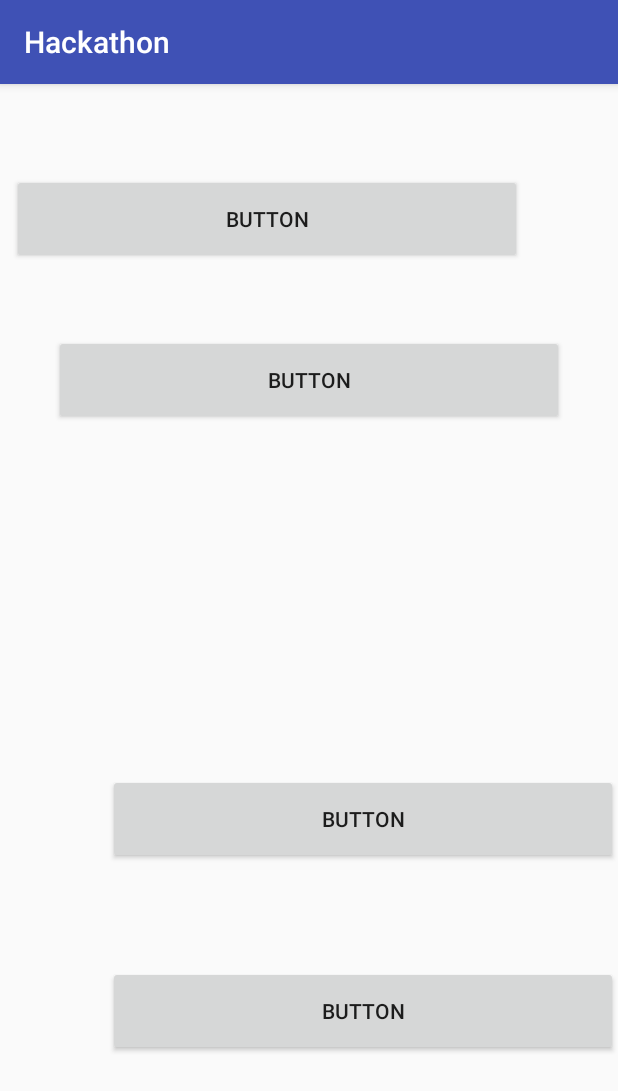
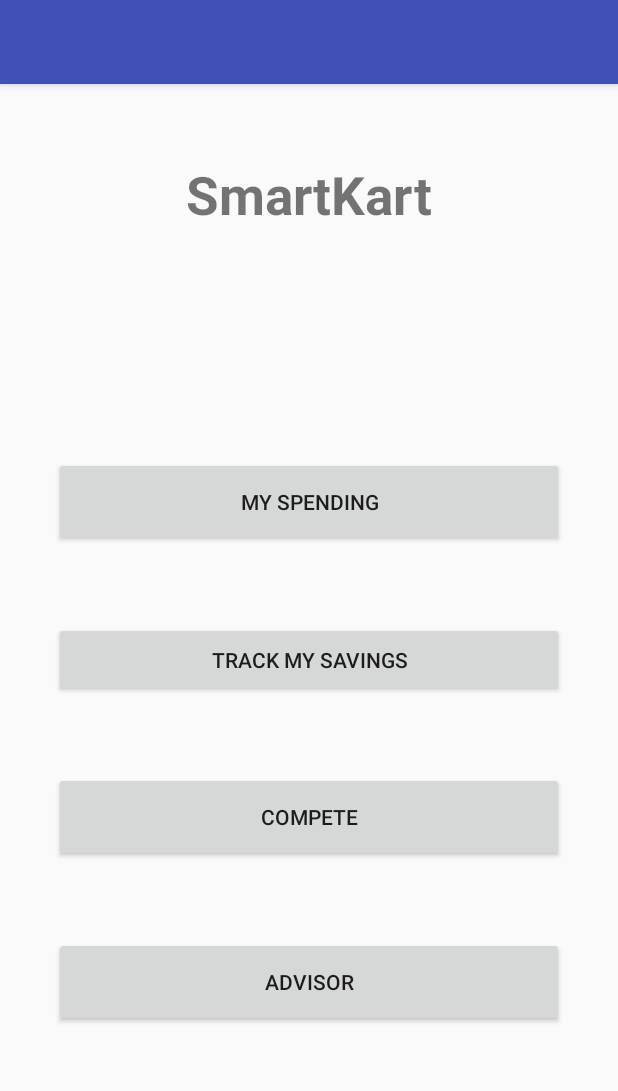
Before and after one commit to purihm/Hackathon, an Android app: the HomeScreen screen opened directly, with no data from a screen before it, on a phone screen of 412 x 824 dp. Shown: the top 1091 px of the screen. Run offline under Robolectric (Android 15) with nearby library versions, the phone set to English and light mode, and no system bars.

Commit message:
Added buttons to HomeScreen

```diff
--- a/app/src/main/AndroidManifest.xml
+++ b/app/src/main/AndroidManifest.xml
@@ -5,7 +5,7 @@
     <application
         android:allowBackup="true"
         android:icon="@mipmap/ic_launcher"
-        android:label="@string/app_name"
+        android:label=""
         android:supportsRtl="true"
         android:theme="@style/AppTheme">
         <activity
--- a/app/src/main/res/layout/activity_home_screen.xml
+++ b/app/src/main/res/layout/activity_home_screen.xml
@@ -6,40 +6,47 @@
     android:layout_height="match_parent"
     tools:context=".HomeScreen">
 
+    <TextView android:id="@+id/simpleTextView"
+        android:layout_width="wrap_content"
+        android:layout_height="wrap_content"
+        android:text="SmartKart"
+        android:layout_centerHorizontal="true"
+        android:textSize="35dp"
+        android:layout_marginTop="50dp"
+        android:textStyle="bold"/>
+
     <Button
-        android:id="@+id/button4"
+        android:id="@+id/button6"
         android:layout_width="340dp"
-        android:layout_height="60dp"
-        android:layout_marginStart="8dp"
-        android:layout_marginTop="60dp"
-        android:layout_marginEnd="8dp"
-        android:text="Button"
-        />
+        android:layout_height="50dp"
+        android:text="Track My Savings"
+        android:layout_centerInParent="true" />
 
     <Button
         android:id="@+id/button5"
         android:layout_width="340dp"
         android:layout_height="60dp"
-        android:layout_marginTop="47dp"
-        android:text="Button"
-        android:layout_below="@+id/button4"
-        android:layout_centerHorizontal="true" />
+        android:text="My Spending"
+        android:layout_above="@id/button6"
+        android:layout_centerHorizontal="true"
+        android:layout_marginBottom="50dp"/>
 
     <Button
-        android:id="@+id/button6"
+        android:id="@+id/button4"
         android:layout_width="340dp"
         android:layout_height="60dp"
-        android:text="Button"
-        android:layout_above="@+id/button7"
-        android:layout_alignParentEnd="true"
-        android:layout_marginBottom="68dp" />
+        android:text="Compete"
+        android:layout_below="@id/button6"
+        android:layout_centerHorizontal="true"
+        android:layout_marginTop="50dp"/>
 
     <Button
-        android:id="@+id/button7"
+        android:id="@+id/button3"
         android:layout_width="340dp"
         android:layout_height="60dp"
-        android:text="Button"
-        android:layout_alignParentBottom="true"
-        android:layout_alignParentEnd="true"
-        android:layout_marginBottom="120dp" />
+        android:text="Advisor"
+        android:layout_below="@id/button4"
+        android:layout_centerHorizontal="true"
+        android:layout_marginTop="50dp"/>
+
 </RelativeLayout>
```
Also changed, not shown: 2 other files.
